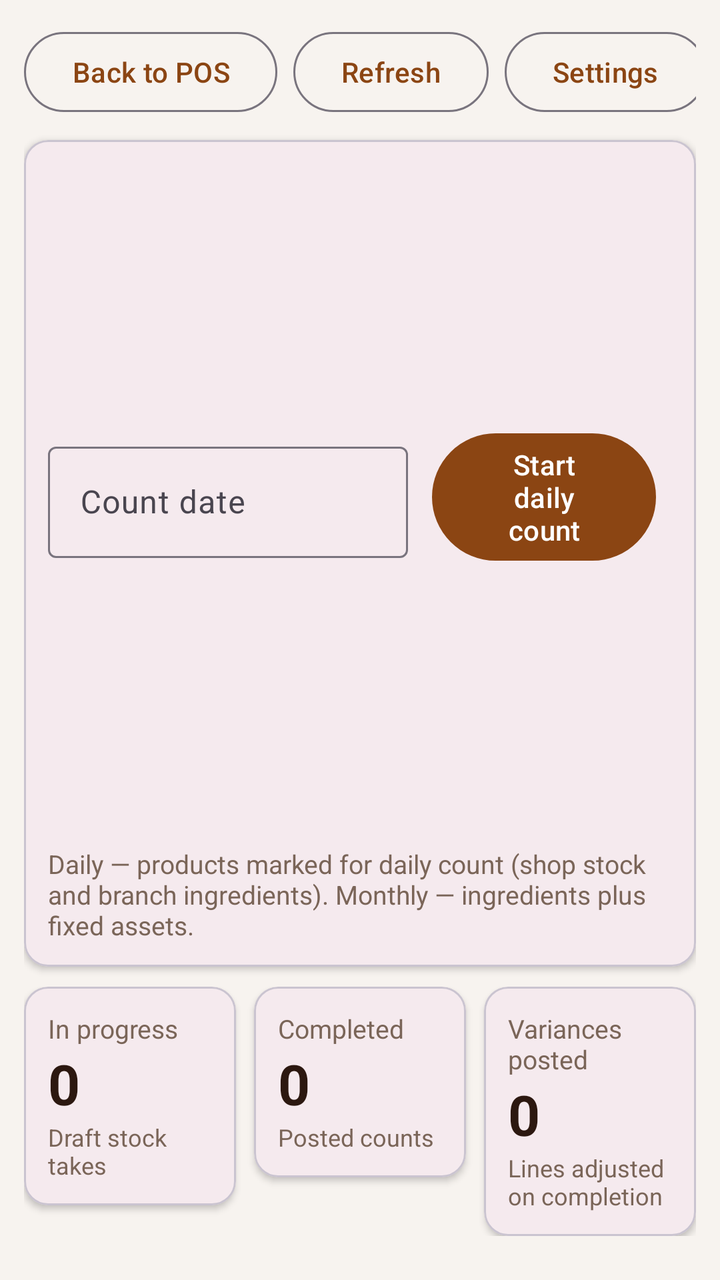
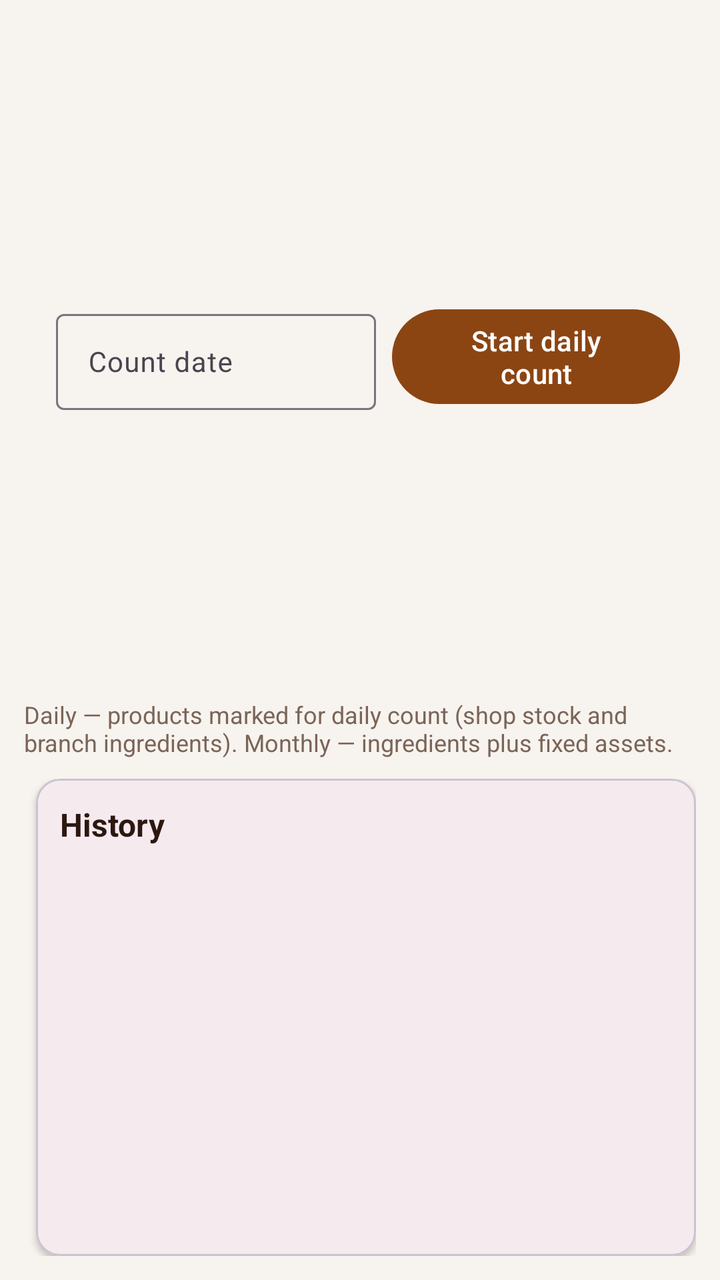

Two renders of the same Android screen: before a commit and after it. Below are the layout's source before the change and the commit's diff.
<!-- AndroidManifest.xml: application theme Theme.CafeDeParisKitchen -->
<!-- res/layout/activity_stock_take.xml -->
<?xml version="1.0" encoding="utf-8"?>
<LinearLayout
    xmlns:android="http://schemas.android.com/apk/res/android"
    xmlns:app="http://schemas.android.com/apk/res-auto"
    android:layout_width="match_parent"
    android:layout_height="match_parent"
    android:background="@color/background"
    android:orientation="vertical"
    android:padding="12dp">

    <LinearLayout
        android:layout_width="match_parent"
        android:layout_height="wrap_content"
        android:gravity="center_vertical"
        android:orientation="horizontal">

        <LinearLayout
            android:layout_width="0dp"
            android:layout_height="wrap_content"
            android:layout_weight="1"
            android:orientation="vertical">

            <TextView
                android:id="@+id/branchLabel"
                android:layout_width="wrap_content"
                android:layout_height="wrap_content"
                android:textColor="@color/text_primary"
                android:textSize="20sp"
                android:textStyle="bold" />

            <TextView
                android:id="@+id/staffLabel"
                android:layout_width="wrap_content"
                android:layout_height="wrap_content"
                android:textColor="@color/text_muted" />
        </LinearLayout>

        <ProgressBar
            android:id="@+id/progress"
            android:layout_width="28dp"
            android:layout_height="28dp"
            android:layout_marginEnd="10dp"
            android:visibility="gone" />

        <com.google.android.material.button.MaterialButton
            android:id="@+id/backButton"
            style="@style/Widget.Material3.Button.OutlinedButton"
            android:layout_width="wrap_content"
            android:layout_height="wrap_content"
            android:layout_marginEnd="8dp"
            android:text="@string/stock_take_back_to_pos" />

        <com.google.android.material.button.MaterialButton
            android:id="@+id/refreshButton"
            style="@style/Widget.Material3.Button.OutlinedButton"
            android:layout_width="wrap_content"
            android:layout_height="wrap_content"
            android:layout_marginEnd="8dp"
            android:text="@string/refresh" />

        <com.google.android.material.button.MaterialButton
            android:id="@+id/settingsButton"
            style="@style/Widget.Material3.Button.OutlinedButton"
            android:layout_width="wrap_content"
            android:layout_height="wrap_content"
            android:layout_marginEnd="8dp"
            android:text="@string/settings" />

        <com.google.android.material.button.MaterialButton
            android:id="@+id/logoutButton"
            style="@style/Widget.Material3.Button.TextButton"
            android:layout_width="wrap_content"
            android:layout_height="wrap_content"
            android:text="@string/logout" />
    </LinearLayout>

    <TextView
        android:id="@+id/errorBanner"
        android:layout_width="match_parent"
        android:layout_height="wrap_content"
        android:layout_marginTop="8dp"
        android:background="@color/error_banner"
        android:padding="10dp"
        android:textColor="@color/error"
        android:visibility="gone" />

    <com.google.android.material.card.MaterialCardView
        android:layout_width="match_parent"
        android:layout_height="wrap_content"
        android:layout_marginTop="10dp"
        app:cardElevation="2dp">

        <LinearLayout
            android:layout_width="match_parent"
            android:layout_height="wrap_content"
            android:orientation="vertical"
            android:padding="12dp">

            <LinearLayout
                android:layout_width="match_parent"
                android:layout_height="wrap_content"
                android:gravity="center_vertical"
                android:orientation="horizontal">

                <com.google.android.material.textfield.TextInputLayout
                    android:layout_width="180dp"
                    android:layout_height="wrap_content"
                    android:layout_marginEnd="12dp"
                    android:hint="@string/stock_take_date">

                    <com.google.android.material.textfield.TextInputEditText
                        android:id="@+id/countDateInput"
                        android:layout_width="match_parent"
                        android:layout_height="wrap_content"
                        android:inputType="date" />
                </com.google.android.material.textfield.TextInputLayout>

                <com.google.android.material.button.MaterialButton
                    android:id="@+id/startDailyButton"
                    android:layout_width="wrap_content"
                    android:layout_height="wrap_content"
                    android:layout_marginEnd="8dp"
                    android:text="@string/stock_take_start_daily" />

                <com.google.android.material.button.MaterialButton
                    android:id="@+id/startMonthlyButton"
                    style="@style/Widget.Material3.Button.TonalButton"
                    android:layout_width="wrap_content"
                    android:layout_height="wrap_content"
                    android:text="@string/stock_take_start_monthly" />
            </LinearLayout>

            <TextView
                android:layout_width="match_parent"
                android:layout_height="wrap_content"
                android:layout_marginTop="8dp"
                android:text="@string/stock_take_hint"
                android:textColor="@color/text_muted"
                android:textSize="13sp" />
        </LinearLayout>
    </com.google.android.material.card.MaterialCardView>

    <LinearLayout
        android:layout_width="match_parent"
        android:layout_height="wrap_content"
        android:layout_marginTop="10dp"
        android:orientation="horizontal">

        <com.google.android.material.card.MaterialCardView
            android:layout_width="0dp"
            android:layout_height="wrap_content"
            android:layout_marginEnd="6dp"
            android:layout_weight="1"
            app:cardElevation="2dp">

            <LinearLayout
                android:layout_width="match_parent"
                android:layout_height="wrap_content"
                android:orientation="vertical"
                android:padding="12dp">

                <TextView
                    android:layout_width="match_parent"
                    android:layout_height="wrap_content"
                    android:text="@string/stock_take_stat_in_progress"
                    android:textColor="@color/text_muted"
                    android:textSize="13sp" />

                <TextView
                    android:id="@+id/statInProgress"
                    android:layout_width="match_parent"
                    android:layout_height="wrap_content"
                    android:text="0"
                    android:textColor="@color/text_primary"
                    android:textSize="28sp"
                    android:textStyle="bold" />

                <TextView
                    android:layout_width="match_parent"
                    android:layout_height="wrap_content"
                    android:text="@string/stock_take_stat_in_progress_sub"
                    android:textColor="@color/text_muted"
                    android:textSize="12sp" />
            </LinearLayout>
        </com.google.android.material.card.MaterialCardView>

        <com.google.android.material.card.MaterialCardView
            android:layout_width="0dp"
            android:layout_height="wrap_content"
            android:layout_marginHorizontal="3dp"
            android:layout_weight="1"
            app:cardElevation="2dp">

            <LinearLayout
                android:layout_width="match_parent"
                android:layout_height="wrap_content"
                android:orientation="vertical"
                android:padding="12dp">

                <TextView
                    android:layout_width="match_parent"
                    android:layout_height="wrap_content"
                    android:text="@string/stock_take_stat_completed"
                    android:textColor="@color/text_muted"
                    android:textSize="13sp" />

                <TextView
                    android:id="@+id/statCompleted"
                    android:layout_width="match_parent"
                    android:layout_height="wrap_content"
                    android:text="0"
                    android:textColor="@color/text_primary"
                    android:textSize="28sp"
                    android:textStyle="bold" />

                <TextView
                    android:layout_width="match_parent"
                    android:layout_height="wrap_content"
                    android:text="@string/stock_take_stat_completed_sub"
                    android:textColor="@color/text_muted"
                    android:textSize="12sp" />
            </LinearLayout>
        </com.google.android.material.card.MaterialCardView>

        <com.google.android.material.card.MaterialCardView
            android:layout_width="0dp"
            android:layout_height="wrap_content"
            android:layout_marginStart="6dp"
            android:layout_weight="1"
            app:cardElevation="2dp">

            <LinearLayout
                android:layout_width="match_parent"
                android:layout_height="wrap_content"
                android:orientation="vertical"
                android:padding="12dp">

                <TextView
                    android:layout_width="match_parent"
                    android:layout_height="wrap_content"
                    android:text="@string/stock_take_stat_variances"
                    android:textColor="@color/text_muted"
                    android:textSize="13sp" />

                <TextView
                    android:id="@+id/statVariances"
                    android:layout_width="match_parent"
                    android:layout_height="wrap_content"
                    android:text="0"
                    android:textColor="@color/text_primary"
                    android:textSize="28sp"
                    android:textStyle="bold" />

                <TextView
                    android:layout_width="match_parent"
                    android:layout_height="wrap_content"
                    android:text="@string/stock_take_stat_variances_sub"
                    android:textColor="@color/text_muted"
                    android:textSize="12sp" />
            </LinearLayout>
        </com.google.android.material.card.MaterialCardView>
    </LinearLayout>

    <LinearLayout
        android:layout_width="match_parent"
        android:layout_height="0dp"
        android:layout_marginTop="10dp"
        android:layout_weight="1"
        android:orientation="horizontal">

        <com.google.android.material.card.MaterialCardView
            android:id="@+id/activeCountCard"
            android:layout_width="0dp"
            android:layout_height="match_parent"
            android:layout_marginEnd="6dp"
            android:layout_weight="1.4"
            android:visibility="gone"
            app:cardElevation="2dp">

            <LinearLayout
                android:layout_width="match_parent"
                android:layout_height="match_parent"
                android:orientation="vertical"
                android:padding="12dp">

                <LinearLayout
                    android:layout_width="match_parent"
                    android:layout_height="wrap_content"
                    android:gravity="center_vertical"
                    android:orientation="horizontal">

                    <LinearLayout
                        android:layout_width="0dp"
                        android:layout_height="wrap_content"
                        android:layout_weight="1"
                        android:orientation="vertical">

                        <TextView
                            android:id="@+id/activeCountTitle"
                            android:layout_width="match_parent"
                            android:layout_height="wrap_content"
                            android:textColor="@color/text_primary"
                            android:textSize="16sp"
                            android:textStyle="bold" />

                        <TextView
                            android:id="@+id/activeCountMeta"
                            android:layout_width="match_parent"
                            android:layout_height="wrap_content"
                            android:textColor="@color/text_muted"
                            android:textSize="13sp" />
                    </LinearLayout>

                    <com.google.android.material.button.MaterialButton
                        android:id="@+id/saveButton"
                        style="@style/Widget.Material3.Button.OutlinedButton"
                        android:layout_width="wrap_content"
                        android:layout_height="wrap_content"
                        android:layout_marginEnd="6dp"
                        android:text="@string/stock_take_save" />

                    <com.google.android.material.button.MaterialButton
                        android:id="@+id/cancelCountButton"
                        style="@style/Widget.Material3.Button.OutlinedButton"
                        android:layout_width="wrap_content"
                        android:layout_height="wrap_content"
                        android:layout_marginEnd="6dp"
                        android:text="@string/stock_take_cancel" />

                    <com.google.android.material.button.MaterialButton
                        android:id="@+id/completeButton"
                        android:layout_width="wrap_content"
                        android:layout_height="wrap_content"
                        android:layout_marginEnd="6dp"
                        android:text="@string/stock_take_complete" />

                    <com.google.android.material.button.MaterialButton
                        android:id="@+id/closeCountButton"
                        style="@style/Widget.Material3.Button.OutlinedButton"
                        android:layout_width="wrap_content"
                        android:layout_height="wrap_content"
                        android:text="@string/stock_take_close"
                        android:visibility="gone" />
                </LinearLayout>

                <HorizontalScrollView
                    android:layout_width="match_parent"
                    android:layout_height="wrap_content"
                    android:layout_marginTop="8dp"
                    android:scrollbars="none">

                    <com.google.android.material.chip.ChipGroup
                        android:id="@+id/lineFilterChips"
                        android:layout_width="wrap_content"
                        android:layout_height="wrap_content"
                        app:singleSelection="true" />
                </HorizontalScrollView>

                <ScrollView
                    android:layout_width="match_parent"
                    android:layout_height="0dp"
                    android:layout_marginTop="8dp"
                    android:layout_weight="1">

                    <LinearLayout
                        android:id="@+id/countLinesList"
                        android:layout_width="match_parent"
                        android:layout_height="wrap_content"
                        android:orientation="vertical" />
                </ScrollView>
            </LinearLayout>
        </com.google.android.material.card.MaterialCardView>

        <com.google.android.material.card.MaterialCardView
            android:layout_width="0dp"
            android:layout_height="match_parent"
            android:layout_marginStart="6dp"
            android:layout_weight="1"
            app:cardElevation="2dp">

            <LinearLayout
                android:layout_width="match_parent"
                android:layout_height="match_parent"
                android:orientation="vertical"
                android:padding="12dp">

                <TextView
                    android:layout_width="match_parent"
                    android:layout_height="wrap_content"
                    android:text="@string/stock_take_history"
                    android:textColor="@color/text_primary"
                    android:textSize="16sp"
                    android:textStyle="bold" />

                <HorizontalScrollView
                    android:layout_width="match_parent"
                    android:layout_height="wrap_content"
                    android:layout_marginTop="8dp"
                    android:scrollbars="none">

                    <com.google.android.material.chip.ChipGroup
                        android:id="@+id/historyFilterChips"
                        android:layout_width="wrap_content"
                        android:layout_height="wrap_content"
                        app:singleSelection="true" />
                </HorizontalScrollView>

                <ScrollView
                    android:layout_width="match_parent"
                    android:layout_height="0dp"
                    android:layout_marginTop="8dp"
                    android:layout_weight="1">

                    <LinearLayout
                        android:id="@+id/historyList"
                        android:layout_width="match_parent"
                        android:layout_height="wrap_content"
                        android:orientation="vertical" />
                </ScrollView>
            </LinearLayout>
        </com.google.android.material.card.MaterialCardView>
    </LinearLayout>
</LinearLayout>
<!-- resources referenced by this layout -->
<resources>
  <color name="background">#F7F3EF</color>
  <color name="error">#B42318</color>
  <color name="error_banner">#FDECEA</color>
  <color name="text_muted">#7A6558</color>
  <color name="text_primary">#2C1810</color>
  <string name="logout">Log out</string>
  <string name="refresh">Refresh</string>
  <string name="settings">Settings</string>
  <string name="stock_take_back_to_pos">Back to POS</string>
  <string name="stock_take_cancel">Cancel</string>
  <string name="stock_take_close">Close</string>
  <string name="stock_take_complete">Complete &amp; post variances</string>
  <string name="stock_take_date">Count date</string>
  <string name="stock_take_hint">Daily — products marked for daily count (shop stock and branch ingredients). Monthly — ingredients plus fixed assets.</string>
  <string name="stock_take_history">History</string>
  <string name="stock_take_save">Save progress</string>
  <string name="stock_take_start_daily">Start daily count</string>
  <string name="stock_take_start_monthly">Start monthly count</string>
  <string name="stock_take_stat_completed">Completed</string>
  <string name="stock_take_stat_completed_sub">Posted counts</string>
  <string name="stock_take_stat_in_progress">In progress</string>
  <string name="stock_take_stat_in_progress_sub">Draft stock takes</string>
  <string name="stock_take_stat_variances">Variances posted</string>
  <string name="stock_take_stat_variances_sub">Lines adjusted on completion</string>
  <style name="Theme.CafeDeParisKitchen" parent="Theme.Material3.Light.NoActionBar">
          <item name="colorPrimary">@color/accent</item>
          <item name="colorOnPrimary">@android:color/white</item>
          <item name="android:statusBarColor">@color/accent</item>
          <item name="android:navigationBarColor">@color/background</item>
      </style>
  <color name="accent">#8B4513</color>
</resources>

<!-- the commit's change to res/layout/activity_stock_take.xml (unified diff, before → after) -->
@@ -15,9 +15,8 @@
         android:orientation="horizontal">
 
         <LinearLayout
-            android:layout_width="0dp"
-            android:layout_height="wrap_content"
-            android:layout_weight="1"
+            android:layout_width="wrap_content"
+            android:layout_height="wrap_content"
             android:orientation="vertical">
 
             <TextView
@@ -35,6 +34,44 @@
                 android:textColor="@color/text_muted" />
         </LinearLayout>
 
+        <com.google.android.material.textfield.TextInputLayout
+            android:layout_width="160dp"
+            android:layout_height="wrap_content"
+            android:layout_marginStart="16dp"
+            android:layout_marginEnd="8dp"
+            android:hint="@string/stock_take_date">
+
+            <com.google.android.material.textfield.TextInputEditText
+                android:id="@+id/countDateInput"
+                android:layout_width="match_parent"
+                android:layout_height="wrap_content"
+                android:inputType="date"
+                android:minHeight="48dp"
+                android:paddingTop="8dp"
+                android:paddingBottom="8dp"
+                android:textSize="14sp" />
+        </com.google.android.material.textfield.TextInputLayout>
+
+        <com.google.android.material.button.MaterialButton
+            android:id="@+id/startDailyButton"
+            android:layout_width="wrap_content"
+            android:layout_height="wrap_content"
+            android:layout_marginEnd="8dp"
+            android:text="@string/stock_take_start_daily" />
+
+        <com.google.android.material.button.MaterialButton
+            android:id="@+id/startMonthlyButton"
+            style="@style/Widget.Material3.Button.TonalButton"
+            android:layout_width="wrap_content"
+            android:layout_height="wrap_content"
+            android:layout_marginEnd="12dp"
+            android:text="@string/stock_take_start_monthly" />
+
+        <View
+            android:layout_width="0dp"
+            android:layout_height="0dp"
+            android:layout_weight="1" />
+
         <ProgressBar
             android:id="@+id/progress"
             android:layout_width="28dp"
@@ -75,6 +112,14 @@
     </LinearLayout>
 
     <TextView
+        android:layout_width="match_parent"
+        android:layout_height="wrap_content"
+        android:layout_marginTop="4dp"
+        android:text="@string/stock_take_hint"
+        android:textColor="@color/text_muted"
+        android:textSize="12sp" />
+
+    <TextView
         android:id="@+id/errorBanner"
         android:layout_width="match_parent"
         android:layout_height="wrap_content"
@@ -83,183 +128,6 @@
         android:padding="10dp"
         android:textColor="@color/error"
         android:visibility="gone" />
-
-    <com.google.android.material.card.MaterialCardView
-        android:layout_width="match_parent"
-        android:layout_height="wrap_content"
-        android:layout_marginTop="10dp"
-        app:cardElevation="2dp">
-
-        <LinearLayout
-            android:layout_width="match_parent"
-            android:layout_height="wrap_content"
-            android:orientation="vertical"
-            android:padding="12dp">
-
-            <LinearLayout
-                android:layout_width="match_parent"
-                android:layout_height="wrap_content"
-                android:gravity="center_vertical"
-                android:orientation="horizontal">
-
-                <com.google.android.material.textfield.TextInputLayout
-                    android:layout_width="180dp"
-                    android:layout_height="wrap_content"
-                    android:layout_marginEnd="12dp"
-                    android:hint="@string/stock_take_date">
-
-                    <com.google.android.material.textfield.TextInputEditText
-                        android:id="@+id/countDateInput"
-                        android:layout_width="match_parent"
-                        android:layout_height="wrap_content"
-                        android:inputType="date" />
-                </com.google.android.material.textfield.TextInputLayout>
-
-                <com.google.android.material.button.MaterialButton
-                    android:id="@+id/startDailyButton"
-                    android:layout_width="wrap_content"
-                    android:layout_height="wrap_content"
-                    android:layout_marginEnd="8dp"
-                    android:text="@string/stock_take_start_daily" />
-
-                <com.google.android.material.button.MaterialButton
-                    android:id="@+id/startMonthlyButton"
-                    style="@style/Widget.Material3.Button.TonalButton"
-                    android:layout_width="wrap_content"
-                    android:layout_height="wrap_content"
-                    android:text="@string/stock_take_start_monthly" />
-            </LinearLayout>
-
-            <TextView
-                android:layout_width="match_parent"
-                android:layout_height="wrap_content"
-                android:layout_marginTop="8dp"
-                android:text="@string/stock_take_hint"
-                android:textColor="@color/text_muted"
-                android:textSize="13sp" />
-        </LinearLayout>
-    </com.google.android.material.card.MaterialCardView>
-
-    <LinearLayout
-        android:layout_width="match_parent"
-        android:layout_height="wrap_content"
-        android:layout_marginTop="10dp"
-        android:orientation="horizontal">
-
-        <com.google.android.material.card.MaterialCardView
-            android:layout_width="0dp"
-            android:layout_height="wrap_content"
-            android:layout_marginEnd="6dp"
-            android:layout_weight="1"
-            app:cardElevation="2dp">
-
-            <LinearLayout
-                android:layout_width="match_parent"
-                android:layout_height="wrap_content"
-                android:orientation="vertical"
-                android:padding="12dp">
-
-                <TextView
-                    android:layout_width="match_parent"
-                    android:layout_height="wrap_content"
-                    android:text="@string/stock_take_stat_in_progress"
-                    android:textColor="@color/text_muted"
-                    android:textSize="13sp" />
-
-                <TextView
-                    android:id="@+id/statInProgress"
-                    android:layout_width="match_parent"
-                    android:layout_height="wrap_content"
-                    android:text="0"
-                    android:textColor="@color/text_primary"
-                    android:textSize="28sp"
-                    android:textStyle="bold" />
-
-                <TextView
-                    android:layout_width="match_parent"
-                    android:layout_height="wrap_content"
-                    android:text="@string/stock_take_stat_in_progress_sub"
-                    android:textColor="@color/text_muted"
-                    android:textSize="12sp" />
-            </LinearLayout>
-        </com.google.android.material.card.MaterialCardView>
-
-        <com.google.android.material.card.MaterialCardView
-            android:layout_width="0dp"
-            android:layout_height="wrap_content"
-            android:layout_marginHorizontal="3dp"
-            android:layout_weight="1"
-            app:cardElevation="2dp">
-
-            <LinearLayout
-                android:layout_width="match_parent"
-                android:layout_height="wrap_content"
-                android:orientation="vertical"
-                android:padding="12dp">
-
-                <TextView
-                    android:layout_width="match_parent"
-                    android:layout_height="wrap_content"
-                    android:text="@string/stock_take_stat_completed"
-                    android:textColor="@color/text_muted"
-                    android:textSize="13sp" />
-
-                <TextView
-                    android:id="@+id/statCompleted"
-                    android:layout_width="match_parent"
-                    android:layout_height="wrap_content"
-                    android:text="0"
-                    android:textColor="@color/text_primary"
-                    android:textSize="28sp"
-                    android:textStyle="bold" />
-
-                <TextView
-                    android:layout_width="match_parent"
-                    android:layout_height="wrap_content"
-                    android:text="@string/stock_take_stat_completed_sub"
-                    android:textColor="@color/text_muted"
-                    android:textSize="12sp" />
-            </LinearLayout>
-        </com.google.android.material.card.MaterialCardView>
-
-        <com.google.android.material.card.MaterialCardView
-            android:layout_width="0dp"
-            android:layout_height="wrap_content"
-            android:layout_marginStart="6dp"
-            android:layout_weight="1"
-            app:cardElevation="2dp">
-
-            <LinearLayout
-                android:layout_width="match_parent"
-                android:layout_height="wrap_content"
-                android:orientation="vertical"
-                android:padding="12dp">
-
-                <TextView
-                    android:layout_width="match_parent"
-                    android:layout_height="wrap_content"
-                    android:text="@string/stock_take_stat_variances"
-                    android:textColor="@color/text_muted"
-                    android:textSize="13sp" />
-
-                <TextView
-                    android:id="@+id/statVariances"
-                    android:layout_width="match_parent"
-                    android:layout_height="wrap_content"
-                    android:text="0"
-                    android:textColor="@color/text_primary"
-                    android:textSize="28sp"
-                    android:textStyle="bold" />
-
-                <TextView
-                    android:layout_width="match_parent"
-                    android:layout_height="wrap_content"
-                    android:text="@string/stock_take_stat_variances_sub"
-                    android:textColor="@color/text_muted"
-                    android:textSize="12sp" />
-            </LinearLayout>
-        </com.google.android.material.card.MaterialCardView>
-    </LinearLayout>
 
     <LinearLayout
         android:layout_width="match_parent"
<!-- resource entries referenced after the edit -->
@@ -18,12 +18,6 @@
   <string name="stock_take_save">Save progress</string>
   <string name="stock_take_start_daily">Start daily count</string>
   <string name="stock_take_start_monthly">Start monthly count</string>
-  <string name="stock_take_stat_completed">Completed</string>
-  <string name="stock_take_stat_completed_sub">Posted counts</string>
-  <string name="stock_take_stat_in_progress">In progress</string>
-  <string name="stock_take_stat_in_progress_sub">Draft stock takes</string>
-  <string name="stock_take_stat_variances">Variances posted</string>
-  <string name="stock_take_stat_variances_sub">Lines adjusted on completion</string>
   <style name="Theme.CafeDeParisKitchen" parent="Theme.Material3.Light.NoActionBar">
           <item name="colorPrimary">@color/accent</item>
           <item name="colorOnPrimary">@android:color/white</item>
